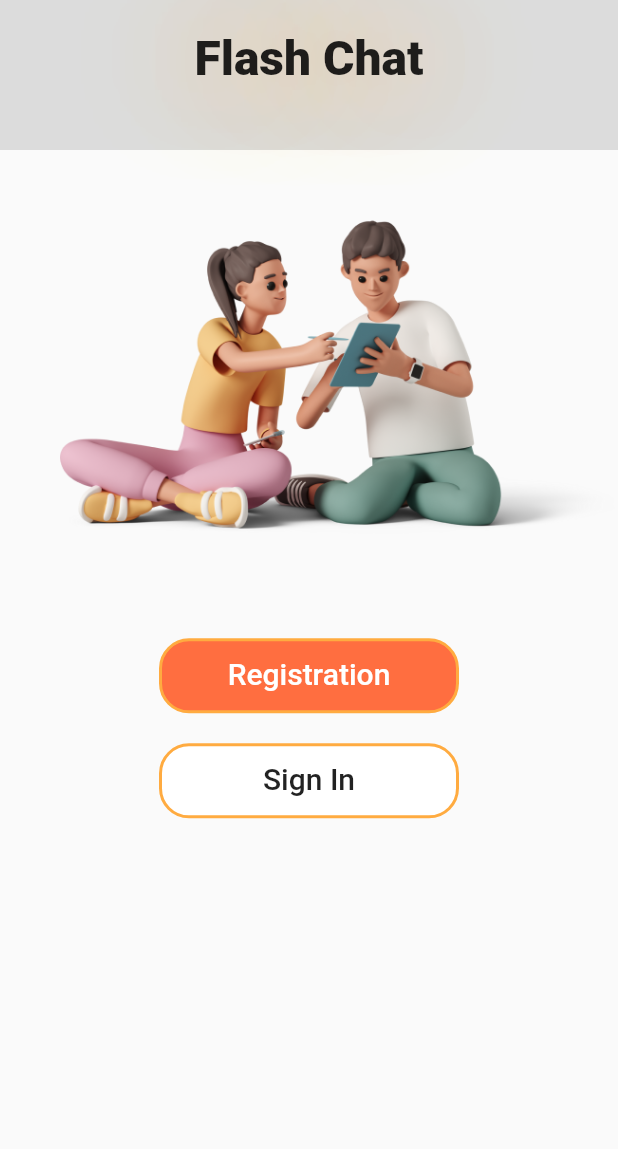
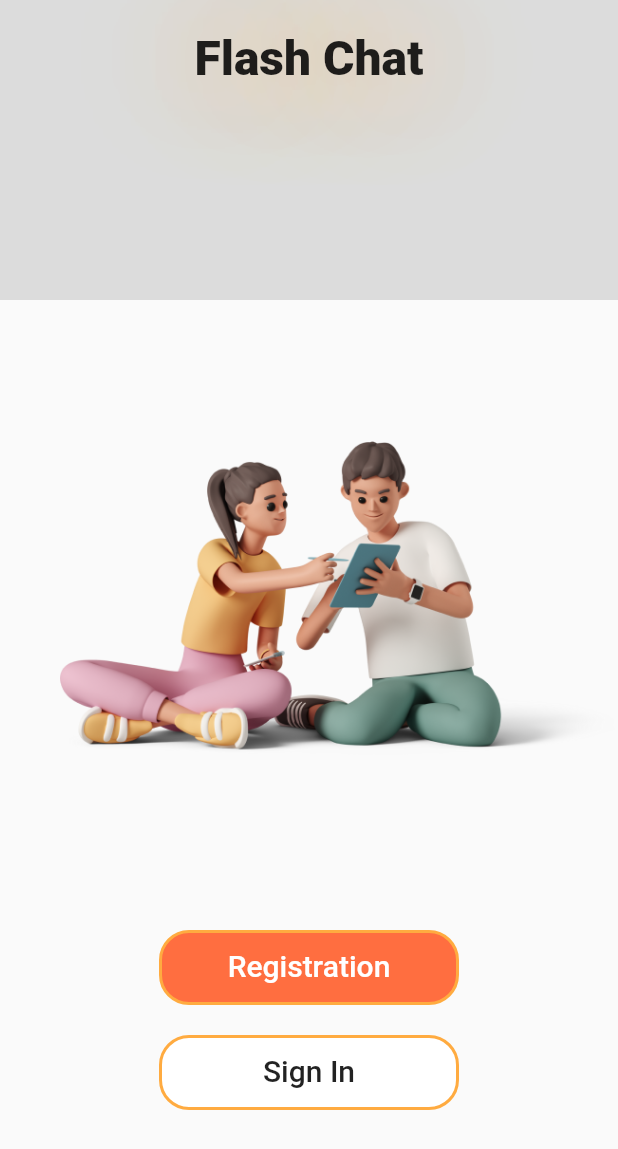
Before and after one commit to AliAltiyev/flushChat, a Flutter app: the screen it shows after launch, on a phone screen of 412 x 824 dp. Shown: the top 1149 px of the screen. Run offline on Flutter 3.47's test engine with Material 2 defaults, Android fonts, the phone set to English and light mode, and no system bars; our stand-ins replace google_fonts.

Commit message:
add custom animation

```diff
--- a/lib/screens/welcome..dart
+++ b/lib/screens/welcome..dart
@@ -11,7 +11,27 @@ class WelcomeScreen extends StatefulWidget {
   State<WelcomeScreen> createState() => _WelcomeScreenState();
 }
 
-class _WelcomeScreenState extends State<WelcomeScreen> {
+class _WelcomeScreenState extends State<WelcomeScreen>
+    with SingleTickerProviderStateMixin {
+  late AnimationController animationController;
+  late Animation animation;
+
+  @override
+  void initState() {
+    super.initState();
+    animationController = AnimationController(
+        vsync: this, duration: const Duration(seconds: 1));
+    animationController.forward();
+    animation = CurvedAnimation(
+        parent: animationController, curve: Curves.bounceIn);
+
+    animationController.addListener(() {
+      setState(() {
+        debugPrint('${animation.value}');
+      });
+    });
+  }
+
   @override
   Widget build(BuildContext context) {
     return Scaffold(
@@ -23,7 +43,7 @@ class _WelcomeScreenState extends State<WelcomeScreen> {
             children: [
               Container(
                 padding: const EdgeInsets.only(top: 20),
-                height: 100,
+                height: animation.value * 200,
                 color: Colors.black12,
                 child: Text(
                   'Flash Chat',
@@ -37,6 +57,8 @@ class _WelcomeScreenState extends State<WelcomeScreen> {
                   padding: const EdgeInsets.only(left: 40),
                   child: Image.asset(
                     'assets/mainimage.png',
+                    width: animation.value * 400,
+                    height: animation.value * 400,
                     fit: BoxFit.fitWidth,
                   ),
                 ),
@@ -51,7 +73,9 @@ class _WelcomeScreenState extends State<WelcomeScreen> {
                       Navigator.pushNamed(context, kRegistration_screen_route);
                     },
                   ),
-                  SizedBox(height: 20,),
+                  SizedBox(
+                    height: 20,
+                  ),
                   _signInButton(),
                 ],
               )
```
Also changed, not shown: lib/screens/sign_in.dart (+14 -3 lines), lib/widgets/textfield/user_input.dart (added, +41 -0 lines).
